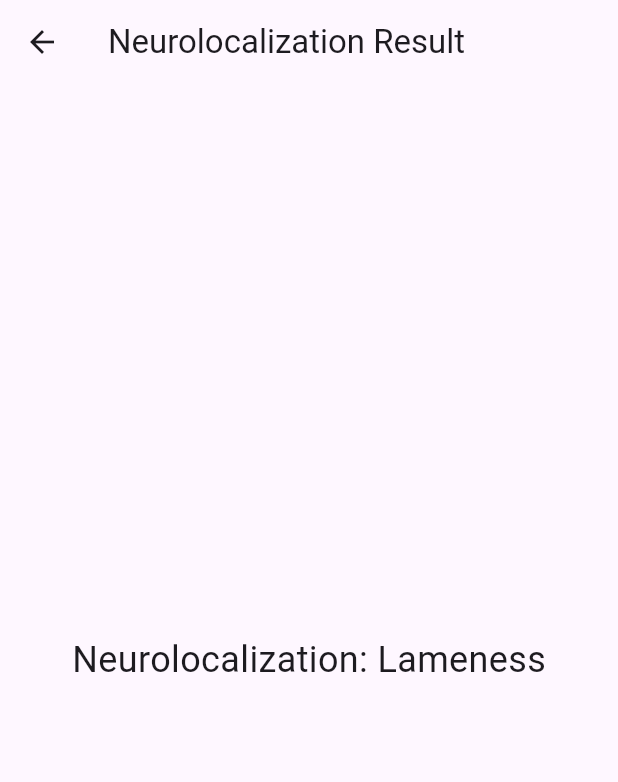
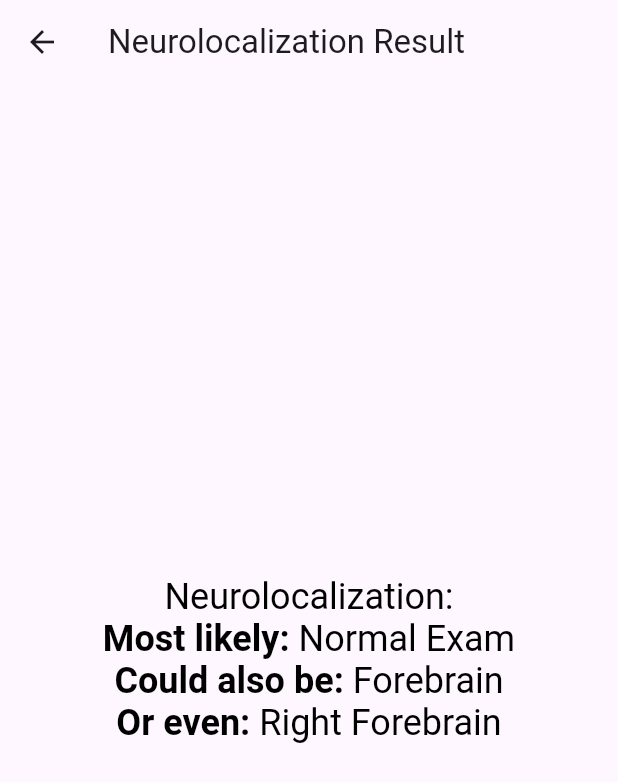
Before and after one commit to MiguelALopez1/NeuroVeTele, a Flutter app: the GeneralPage screen opened directly, after a tap on "Neurolocalize", on a phone screen of 412 x 824 dp. Shown: the top 782 px of the screen. Run offline on Flutter 3.47's test engine with Material 3 defaults, Android fonts, the phone set to English and light mode, and no system bars.

Commit message:
added tilt

```diff
--- a/pet_neurolocalization/lib/general_page_view.dart
+++ b/pet_neurolocalization/lib/general_page_view.dart
@@ -27,8 +27,8 @@ class GeneralPageView extends State<GeneralPage> {
   ];
 
   final List<String> allPostureOptions = [
-    "Normal Posture", "Head Tilt", "Head Turn", "Torticollis", "Neck Guarded",
-    "Archer Posture", "Holding Up Limb", "Latterally Recumbent", "Decerebrate",
+    "Normal Posture", "Head Tilt - Right", "Head Tilt - Left", "Head Turn - Right", "Head Turn - Left",
+    "Torticollis", "Neck Guarded", "Archer Posture", "Holding Up Limb", "Latterally Recumbent", "Decerebrate",
     "Decerebellate", "Opisthotonos", "Schiff-Sherrington","Kyphosis", "Scoliosis",
     "Diffuse Rigidity", "Risus Sardonicus", "Diffuse Flaccidity",
     "Spastic - Thoracic Limbs", "Spastic - Pelvic Limbs", "Spastic - All Limbs",
@@ -169,10 +169,10 @@ Widget build(BuildContext context) {
               var initializers = OptionInterpreter.interpret(controller.allSelectedOptions);
               OptionOperator operator = OptionOperator();
               operator.initializeOptions(initializers);
-              AbstractNL maxPointNL = NLCalculate.findMaxPointNL();
+              List<AbstractNL> topNLs = NLCalculate.findTopThreeNLs();
               Navigator.of(context).push(
                 MaterialPageRoute(
-                  builder: (context) => ResultPage(maxPointNL: maxPointNL),
+                  builder: (context) => ResultPage(topNLs: topNLs),
                 ),
               );
             },
--- a/pet_neurolocalization/lib/nl_calculate.dart
+++ b/pet_neurolocalization/lib/nl_calculate.dart
@@ -2,7 +2,7 @@ import 'abstract_nl.dart';
 import 'nl.dart';
 
 class NLCalculate {
-  static AbstractNL findMaxPointNL() {
+  static List<AbstractNL> findTopThreeNLs() {
     List<AbstractNL> nlObjects = [
       NL.normalExam,
       NL.forebrain,
@@ -39,8 +39,8 @@ class NLCalculate {
       NL.lameness,
     ];
 
-    nlObjects.sort((a, b) => a.point.compareTo(b.point));
+    nlObjects.sort((a, b) => b.point.compareTo(a.point));
 
-    return nlObjects.last;
+    return nlObjects.take(3).toList();
   }
 }
--- a/pet_neurolocalization/lib/result_page.dart
+++ b/pet_neurolocalization/lib/result_page.dart
@@ -2,9 +2,9 @@ import 'package:flutter/material.dart';
 import 'abstract_nl.dart';
 
 class ResultPage extends StatelessWidget {
-  final AbstractNL maxPointNL;
+  final List<AbstractNL> topNLs;
 
-  ResultPage({Key? key, required this.maxPointNL}) : super(key: key);
+  ResultPage({Key? key, required this.topNLs}) : super(key: key);
 
   @override
   Widget build(BuildContext context) {
@@ -13,8 +13,20 @@ class ResultPage extends StatelessWidget {
         title: Text('Neurolocalization Result'),
       ),
       body: Center(
-        child: Text('Neurolocalization: ${maxPointNL.name}',
-          style: TextStyle(fontSize: 24),
+        child: RichText(
+          textAlign: TextAlign.center,
+          text: TextSpan(
+            style: TextStyle(fontSize: 24, color: Colors.black), // Default text style
+            children: <TextSpan>[
+              TextSpan(text: 'Neurolocalization:\n', style: TextStyle(fontWeight: FontWeight.normal)),
+              TextSpan(text: 'Most likely: ', style: TextStyle(fontWeight: FontWeight.bold)),
+              TextSpan(text: '${topNLs[0].name}\n', style: TextStyle(fontWeight: FontWeight.normal)),
+              TextSpan(text: 'Could also be: ', style: TextStyle(fontWeight: FontWeight.bold)),
+              TextSpan(text: '${topNLs[1].name}\n', style: TextStyle(fontWeight: FontWeight.normal)),
+              TextSpan(text: 'Or even: ', style: TextStyle(fontWeight: FontWeight.bold)),
+              TextSpan(text: '${topNLs[2].name}', style: TextStyle(fontWeight: FontWeight.normal)),
+            ],
+          ),
         ),
       ),
     );
```
